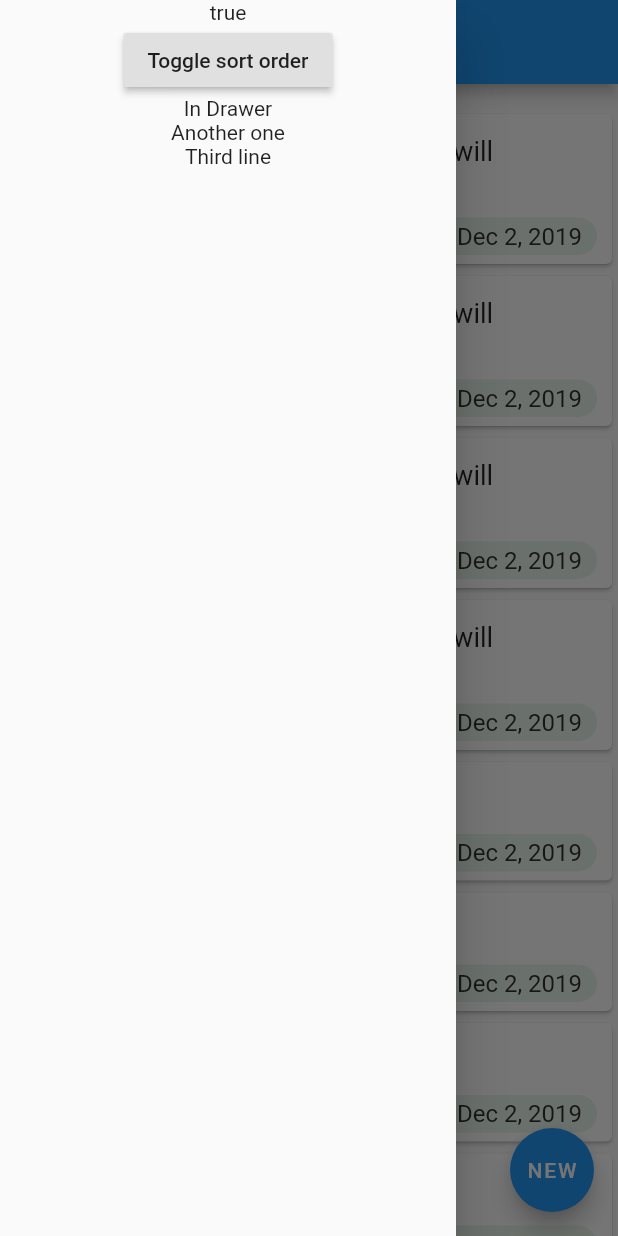
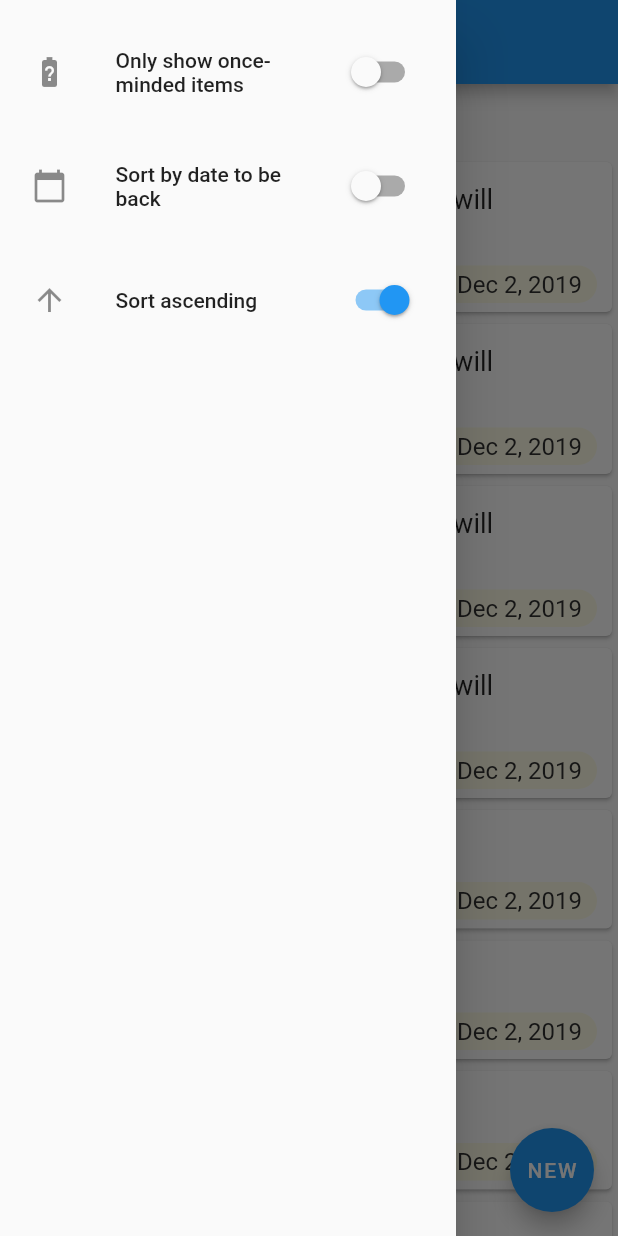
Before and after one commit to kumikokashii/mind-twice, a Flutter app: the screen it shows after launch, with the side drawer open, on a phone screen of 412 x 824 dp. Run offline on Flutter 3.47's test engine with Material 2 defaults, Android fonts, the phone set to English and light mode, and no system bars; our stand-ins replace image_picker.

Commit message:
drawer ui

```diff
--- a/mind_twice_app/lib/HomeDrawer.dart
+++ b/mind_twice_app/lib/HomeDrawer.dart
@@ -1,7 +1,10 @@
 import 'package:flutter/material.dart';
 
+//On every change of settings, the state class will update the parent (home screen).
+//That will re-render the home screen, which also re-render this drawer class.
+
 class HomeDrawer extends StatefulWidget {
-  Map<String, dynamic> listSettings;
+  Map<String, bool> listSettings;
   Function onListSettingsChanged;
 
   HomeDrawer(
@@ -9,29 +12,42 @@ class HomeDrawer extends StatefulWidget {
       : super();
 
   @override
-  _HomeDrawerState createState() => _HomeDrawerState();
+  _HomeDrawerState createState() => _HomeDrawerState(listSettings);
 }
 
 class _HomeDrawerState extends State<HomeDrawer> {
-  _HomeDrawerState();
+  Map<String, bool> listSettings;
 
-  void toggleSortByAscending() {
-    widget.listSettings['sortByAscending'] =
-        !widget.listSettings['sortByAscending'];
-    widget.onListSettingsChanged(widget.listSettings);
+  _HomeDrawerState(this.listSettings);
+
+  getSwitchListTileWidget(field, label, icon) {
+    return (Container(
+      child: SwitchListTile(
+        title: Text(label),
+        value: listSettings[field] == null ? false : listSettings[field],
+        onChanged: (newValue) {
+          setState(() {
+            listSettings[field] = newValue;
+          });
+          widget.onListSettingsChanged(listSettings);
+        },
+        secondary: Icon(icon),
+      ),
+      padding: EdgeInsets.only(bottom: 20),
+    ));
   }
 
   @override
   Widget build(BuildContext context) {
-    return (Column(children: [
-      Text(widget.listSettings['sortByAscending'].toString()),
-      RaisedButton(
-        child: Text('Toggle sort order'),
-        onPressed: toggleSortByAscending,
-      ),
-      Text('In Drawer'),
-      Text('Another one'),
-      Text('Third line')
-    ]));
+    return (
+      SingleChildScrollView(
+        padding: EdgeInsets.symmetric(vertical: 20, horizontal: 5),
+        child: Column(
+          children: [
+            getSwitchListTileWidget('filterOnceOnly', 'Only show once-minded items', Icons.battery_unknown),
+            getSwitchListTileWidget('sortByDate4Back', 'Sort by date to be back', Icons.calendar_today),
+            getSwitchListTileWidget('sortAscending', 'Sort ascending', Icons.arrow_upward),
+          ])
+      ));
   }
 }
--- a/mind_twice_app/lib/HomeList.dart
+++ b/mind_twice_app/lib/HomeList.dart
@@ -63,8 +63,8 @@ class HomeList extends StatelessWidget {
                     ),
                     Row(
                       children: <Widget>[
-                        getSmallTextContainer(getStrDate(item.date4back), Colors.pink[50]),
-                        getSmallTextContainer(getStrDate(item.date), Colors.green[50]),
+                        getSmallTextContainer(getStrDate(item.date4back), Colors.green[50]),
+                        getSmallTextContainer(getStrDate(item.date), Colors.yellow[50]),
                       ],
                       mainAxisAlignment: MainAxisAlignment.spaceBetween,
                     )
--- a/mind_twice_app/lib/HomeScreen.dart
+++ b/mind_twice_app/lib/HomeScreen.dart
@@ -3,7 +3,6 @@ import './UIList.dart';
 import './HomeDrawer.dart';
 import './HomeList.dart';
 import './ItemScreen.dart';
-
 
 class HomeScreen extends StatefulWidget {
   final UIList uiList;
@@ -15,13 +14,17 @@ class HomeScreen extends StatefulWidget {
 
 class _HomeScreenState extends State<HomeScreen> {
   //Variables
-  Map<String, dynamic> listSettings;
+  Map<String, bool> listSettings;
   Map<String, Item> originalData;
   //
 
   //Constructor
   _HomeScreenState(this.originalData)
-      : listSettings = {'sortByAscending': true},
+      : listSettings = {
+          'filterOnceOnly': false,
+          'sortByDate4Back': false, //Default is sort by date
+          'sortAscending': true
+        },
         super();
 
   //Methods
@@ -44,7 +47,9 @@ class _HomeScreenState extends State<HomeScreen> {
                 onListSettingsChanged: onListSettingsChanged)),
         body: SingleChildScrollView(
             child: Column(children: [
-          Text('Sort Order: ' + listSettings['sortByAscending'].toString()),
+          Text('filterOnceOnly: ' + listSettings['filterOnceOnly'].toString()),
+          Text('sortByDate4Back: ' + listSettings['sortByDate4Back'].toString()),
+          Text('sortAscending: ' + listSettings['sortAscending'].toString()),
           HomeList(widget.uiList.getFilteredAndSorted(listSettings)),
         ])),
         floatingActionButton: FloatingActionButton(
```
